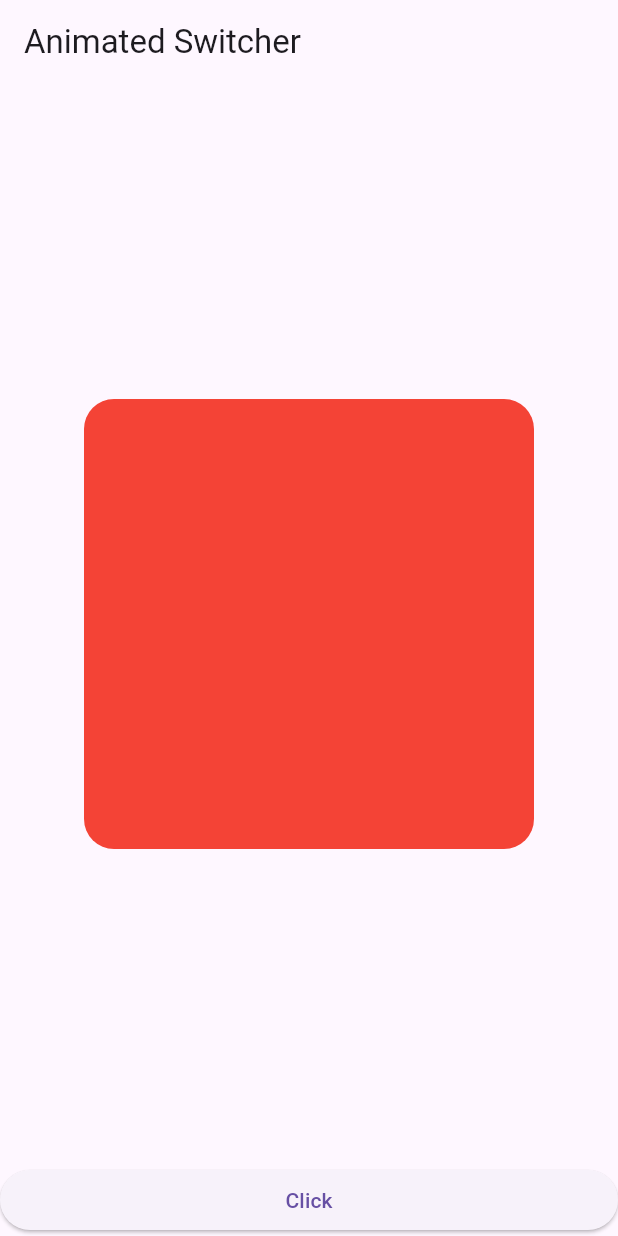
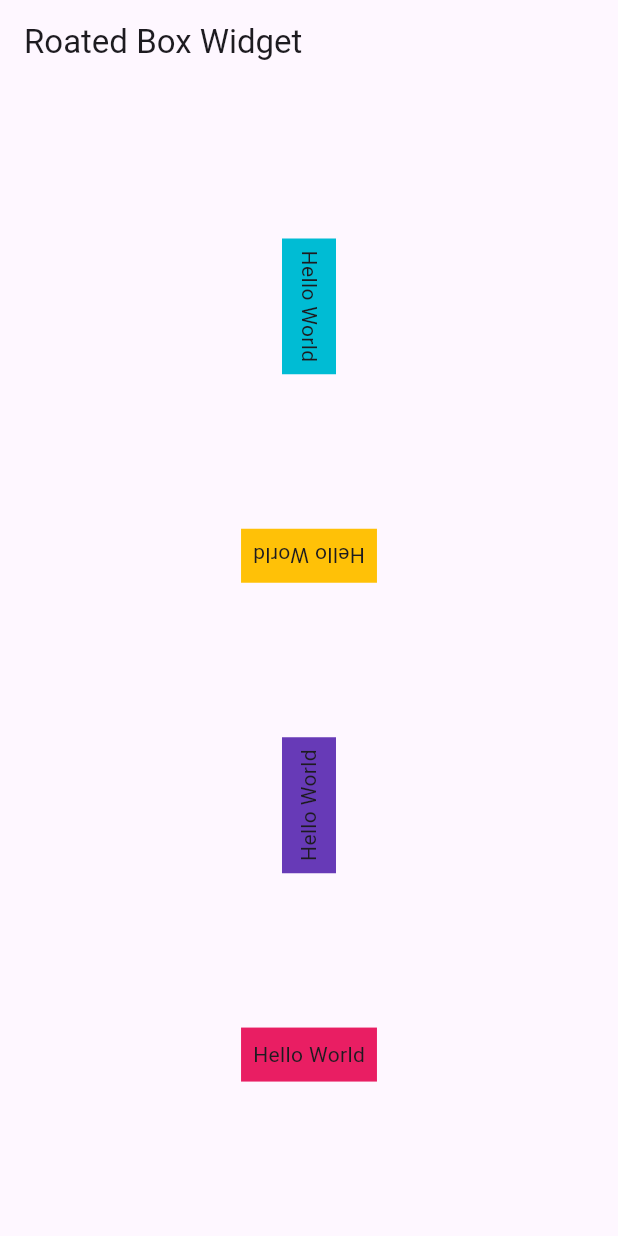
Before and after one commit to shivam2109964/projectOne, a Flutter app: the screen it shows after launch, on a phone screen of 412 x 824 dp. Run offline on Flutter 3.47's test engine with Material 3 defaults, Android fonts, the phone set to English and light mode, and no system bars; our stand-ins replace bloc, flutter_bloc, hydrated_bloc.

Commit message:
Roated Box Widget

```diff
--- a/lib/MyApp.dart
+++ b/lib/MyApp.dart
@@ -1,5 +1,5 @@
 import 'package:flutter/material.dart';
-import 'package:fluttre_one/Widget%20Practice/Animated%20Switcher/animatedSwitcher.dart';
+import 'package:fluttre_one/Widget%20Practice/Rotated%20Box/roatedBox.dart';
 
 
 class MyApp extends StatelessWidget {
@@ -9,7 +9,7 @@ class MyApp extends StatelessWidget {
     return const MaterialApp(
       debugShowCheckedModeBanner: false,
       title: "ALl Projects",
-      home: AnimatedSwitcherDart(),
+      home: RoatedBoxDart(),
     );
   }
 }
--- /dev/null
+++ b/lib/Widget Practice/Rotated Box/roatedBox.dart
@@ -0,0 +1,61 @@
+import 'package:flutter/material.dart';
+
+class RoatedBoxDart extends StatelessWidget {
+  const RoatedBoxDart({super.key});
+
+  @override
+  Widget build(BuildContext context) {
+    return Scaffold(
+      appBar: AppBar(
+        title: const Text("Roated Box Widget"),
+      ),
+      body: Center(
+        child: Column(
+          mainAxisAlignment: MainAxisAlignment.spaceEvenly,
+          children: <Widget>[
+            RotatedBox(
+              quarterTurns: 1,
+              child: Container(
+                color: Colors.cyan,
+                child: const Padding(
+                  padding: EdgeInsets.all(8.0),
+                  child: Text("Hello World"),
+                ),
+              ),
+            ),
+            RotatedBox(
+              quarterTurns: 2,
+              child: Container(
+                color: Colors.amber,
+                child: const Padding(
+                  padding: EdgeInsets.all(8),
+                  child: Text("Hello World"),
+                ),
+              ),
+            ),
+            RotatedBox(
+              quarterTurns: 3,
+              child: Container(
+                color: Colors.deepPurple,
+                child: const Padding(
+                  padding: EdgeInsets.all(8.0),
+                  child: Text("Hello World"),
+                ),
+              ),
+            ),
+            RotatedBox(
+              quarterTurns: 4,
+              child: Container(
+                color: Colors.pink,
+                child: const Padding(
+                  padding: EdgeInsets.all(8.0),
+                  child: Text("Hello World"),
+                ),
+              ),
+            ),
+          ],
+        ),
+      ),
+    );
+  }
+}
```
